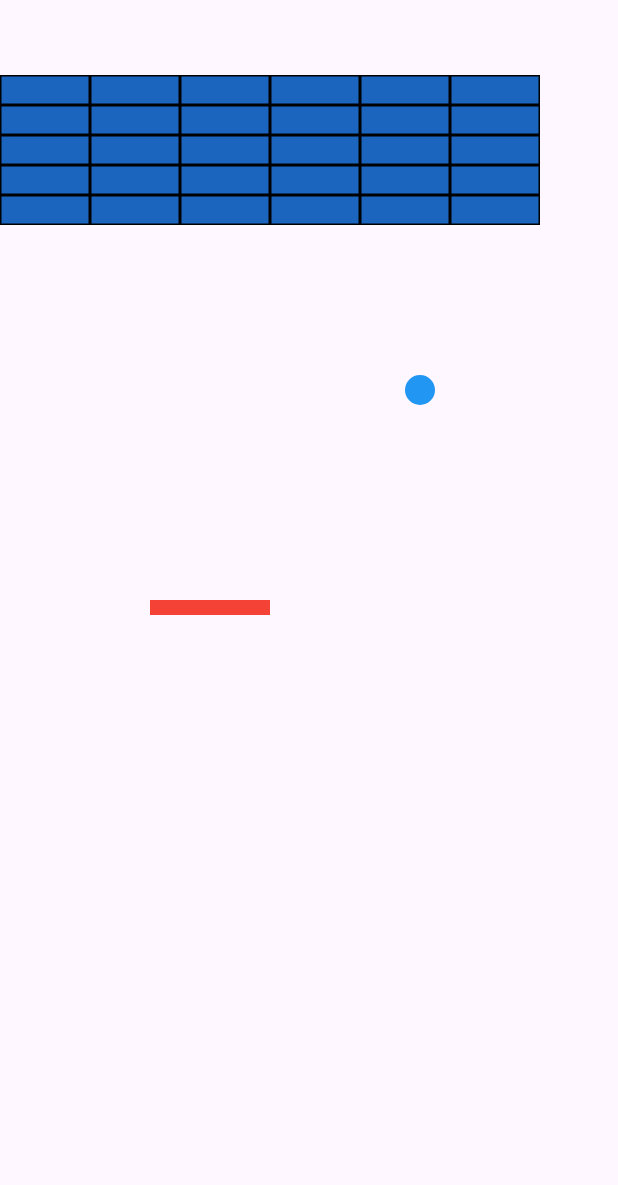
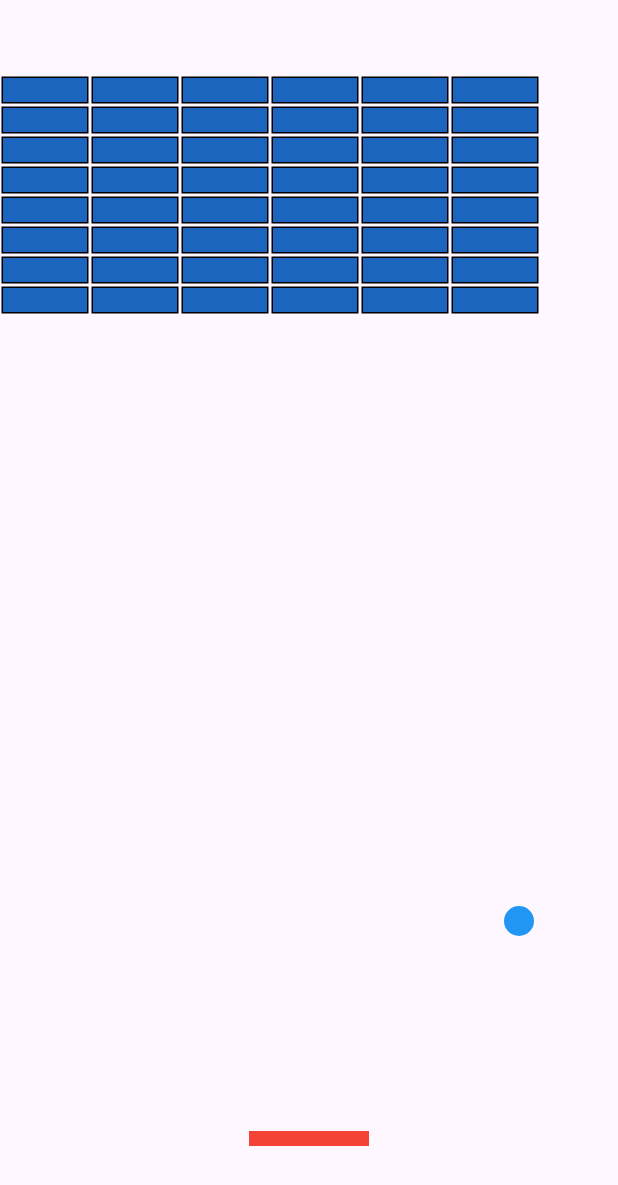
Before and after one commit to sailordi/piscine-flutter, a Flutter app: the screen it shows after launch, after a tap on "Start game", on a phone screen of 412 x 824 dp. Shown: the top 1185 px of the screen. Run offline on Flutter 3.47's test engine with Material 3 defaults, Android fonts, the phone set to English and light mode, and no system bars; our stand-ins replace avatar_glow, easy_search_bar, image_picker, permission_handler, photo_view, sensors_plus and 1 more.

Commit message:
Bouncer: Done

```diff
--- a/bouncer/lib/data/ball.dart
+++ b/bouncer/lib/data/ball.dart
@@ -11,7 +11,7 @@ class Ball {
       {required this.x,
         required this.y,
         required this.speedX,
-        required this.speedY,
+        required this.speedY
       });
 
   void move() {
@@ -19,13 +19,22 @@ class Ball {
     y += speedY;
   }
 
+  static double diameter() { return 20; }
+
+  static (double,double) startPosition((double,double) playerPosition) {
+    double x = playerPosition.$1 + Ball.diameter();
+    double y = playerPosition.$2 - Ball.diameter();
+
+    return (x,y);
+  }
+
   dynamic widget() {
     return Positioned(
       top: y,
       left: x,
       child: Container(
-        width: 20.0,
-        height: 20.0,
+        width: Ball.diameter(),
+        height: Ball.diameter(),
         decoration: const BoxDecoration(shape: BoxShape.circle, color: Colors.blue),
       ),
     );
--- a/bouncer/lib/data/block.dart
+++ b/bouncer/lib/data/block.dart
@@ -1,4 +1,7 @@
 import 'package:flutter/material.dart';
+
+const double extraBottom = 1;
+const double extraLeft = 1;
 
 class Block {
   final double height;
@@ -16,13 +19,20 @@ class Block {
     required this.color,
   });
 
+  bool collision(double diameter,double x,double y) {
+    return y - (diameter/2) <= this.y + height - extraBottom &&
+      x >= this.x +extraLeft &&
+      x <= this.x + width - extraLeft &&
+      y >= this.y + extraBottom;
+  }
+
   dynamic widget() {
     return Positioned(
-      top: y,
-      left: x,
+      top: y + extraBottom,
+      left: x + extraLeft,
       child: Container(
-        width: width,
-        height: height,
+        width: width - (2 * extraLeft),
+        height: height - (2 * extraBottom),
         decoration: BoxDecoration(
             border: Border.all(color: Colors.black),
             color: color,
--- a/bouncer/lib/data/game.dart
+++ b/bouncer/lib/data/game.dart
@@ -4,9 +4,8 @@ import 'ball.dart';
 import 'block.dart';
 import 'player.dart';
 
-const double playerX = 100,playerY = 400.0;
-const double ballX = 120,ballY = 380,ballSpeedX = 2,ballSpeedY = 2;
-const numberOfBlockRows = 5;
+const double ballSpeedX = 2,ballSpeedY = 2;
+const numberOfBlockRows = 8;
 const double blockWidth = 60,blockHeight = 20;
 
 enum GameState{notStarted,playing,won,lost}
@@ -18,13 +17,18 @@ class Game{
     state = GameState.notStarted;
   }
 
-  static Player initPlayer() {
-    return Player(x: playerX, y:playerY, width: 80.0, height: 10.0);
+  static Player initPlayer(BuildContext context) {
+    (double,double) position = Player.startPosition(context);
+
+    return Player(x: position.$1, y:position.$2, width: 80.0, height: 10.0);
 
   }
 
-  static Ball initBall() {
-    return Ball(x: ballX, y: ballY, speedX: ballSpeedX,speedY: ballSpeedY);
+  static Ball initBall(BuildContext context) {
+    (double,double) position = Ball.startPosition(Player.startPosition(context) );
+
+
+    return Ball(x: position.$1, y: position.$2, speedX: ballSpeedX,speedY: ballSpeedY);
   }
 
   static Color _getRandomColor() {
@@ -58,15 +62,17 @@ class Game{
     return ret;
   }
 
-  void reset(Ball ball,Player player,List<Block> blocks) {
+  void reset(BuildContext context,Ball ball,Player player,List<Block> blocks) {
+    (double,double) playerPosition = Player.startPosition(context);
+    (double,double) ballPosition = Ball.startPosition(playerPosition);
 
     ball.speedX = ballSpeedX;
     ball.speedY = ballSpeedY;
-    ball.x = ballX;
-    ball.y = ballY;
+    ball.x = ballPosition.$1;
+    ball.y = ballPosition.$2;
 
-    player.x = playerX;
-    player.y = playerY;
+    player.x = playerPosition.$1;
+    player.y = playerPosition.$2;
 
     for(Block b in blocks) {
       b.broken = false;
@@ -75,32 +81,17 @@ class Game{
     state = GameState.playing;
   }
 
-  void _playerCollision(Ball ball,Player player) {
-    // Check collision with player
-    if (ball.y + 10 >= player.y &&
-        ball.x >= player.x &&
-        ball.x <= player.x + player.width &&
-        ball.y <= player.y + player.height) {
-      ball.speedY = -ball.speedY;
-    }
-
-  }
-
   void _blockCollision(Ball ball,List<Block> blocks) {
     int active = blocks.length;
 
-    for(Block b in blocks) {
-      if(b.broken) {
+    for(Block block in blocks) {
+      if(block.broken) {
         active--;
         continue;
       }
 
-      if(ball.y - 10 <= b.y + b.height &&
-          ball.x >= b.x &&
-          ball.x <= b.x + b.width &&
-          ball.y >= b.y) {
-        ball.speedY = -ball.speedY;
-        b.broken = true;
+      if(block.collision(Ball.diameter(), ball.x, ball.y) ) {
+        block.broken = true;
         active--;
       }
 
@@ -117,7 +108,19 @@ class Game{
       return;
     }
 
-    _playerCollision(ball, player);
+    // Check collision with left and right walls
+    if (ball.x - 10 <= 0 || ball.x + 10 >= MediaQuery.of(context).size.width) {
+      ball.speedX = -ball.speedX;
+    }
+
+    // Check collision with top wall
+    if (ball.y - 10 <= 0) {
+      ball.speedY = -ball.speedY;
+    }
+
+    if(player.collision(ball.x, ball.y) ) {
+      ball.speedY = -ball.speedY;
+    }
 
     _blockCollision(ball, blocks);
 
@@ -126,7 +129,7 @@ class Game{
     }
 
     // Check collision with bottom
-    if (ball.y + 10 >= MediaQuery.of(context).size.height) {
+    if (ball.y + (Ball.diameter()/2) >= MediaQuery.of(context).size.height) {
       state = GameState.lost;
     }
 
--- a/bouncer/lib/data/player.dart
+++ b/bouncer/lib/data/player.dart
@@ -1,4 +1,6 @@
 import 'package:flutter/material.dart';
+
+const double bottomSpacing = 60;
 
 class Player {
   double x;
@@ -6,8 +8,21 @@ class Player {
   final double width;
   final double height;
 
+  static (double,double) startPosition(BuildContext context) {
+    // Centered horizontally
+    double x = MediaQuery.of(context).size.width / 2 - 40.0;
+    double y = MediaQuery.of(context).size.height - bottomSpacing - 10.0; // Adjust 10.0 as needed
+
+    return (x,y);
+  }
+
   Player({required this.x,required this.y, required this.width,required this.height});
 
+  bool collision(double x,double y) {
+    return y + height >= this.y && x >= this.x &&
+        x <= this.x + width &&
+        y <= this.y + height;
+  }
 
   dynamic widget() {
     return Positioned(
--- a/bouncer/lib/screens/home/HomeView.dart
+++ b/bouncer/lib/screens/home/HomeView.dart
@@ -27,13 +27,20 @@ class _HomeViewState extends State<HomeView> {
   }
 
   void _initGame() {
-    ball = Game.initBall();
-    player = Game.initPlayer();
+    gyroscopeEventStream(samplingPeriod: const Duration(milliseconds: 50) ).listen((GyroscopeEvent event) {
+      if (game.state == GameState.playing) {
+        game.updatePlayer(context, player, event.y);
+      }
+    });
+
     WidgetsBinding.instance.addPostFrameCallback((_) {
       setState(() {
+        ball = Game.initBall(context);
+        player = Game.initPlayer(context);
         blocks = Game.initBlocks(context);
       });
     });
+
   }
 
   void _startGame() {
@@ -55,7 +62,14 @@ class _HomeViewState extends State<HomeView> {
 
   void _restart(){
     _initGame();
-    _startGame();
+    game.reset(context, ball, player, blocks);
+
+    setState(() {
+      ball;
+      player;
+      blocks;
+    });
+
   }
 
   dynamic _btn(String text,void Function() f,{String topText = ""}) {
@@ -109,7 +123,9 @@ class _HomeViewState extends State<HomeView> {
   @override
   Widget build(BuildContext context) {
     return Scaffold(
-      body: _gameField(),
+      body: SafeArea(
+        child: _gameField(),
+      )
     );
   }
 
```
